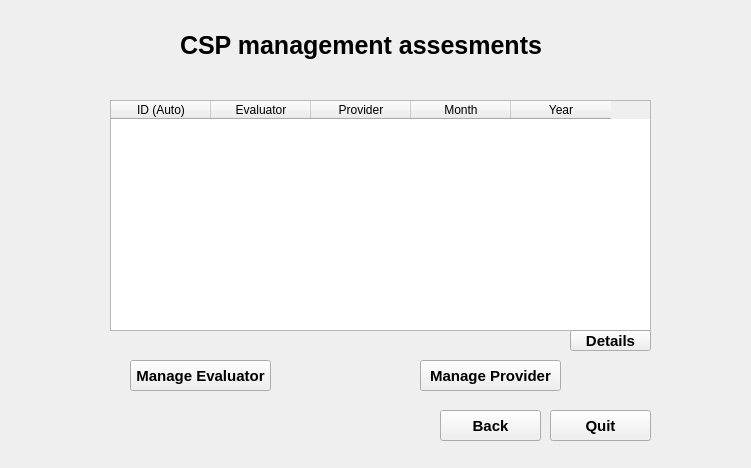
Above: ui/StatusAPIUX.ui from FTACSP/prototype before the change. Below: the same form after it.
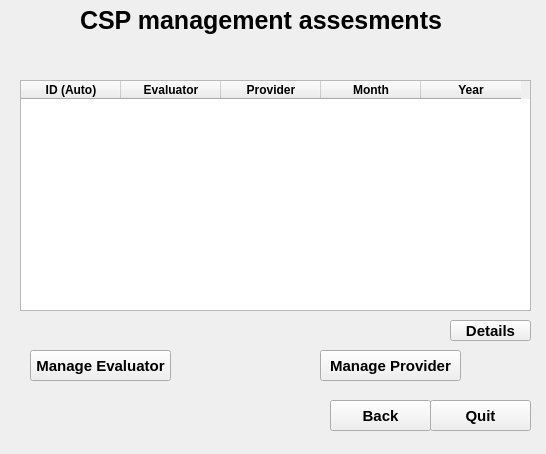
That is the form after the change.

```diff
--- a/ui/StatusAPIUX.ui
+++ b/ui/StatusAPIUX.ui
@@ -9,8 +9,8 @@
    <rect>
     <x>0</x>
     <y>0</y>
-    <width>751</width>
-    <height>468</height>
+    <width>546</width>
+    <height>454</height>
    </rect>
   </property>
   <property name="font">
@@ -31,10 +31,10 @@
    <widget class="QLabel" name="label_title">
     <property name="geometry">
      <rect>
-      <x>180</x>
-      <y>10</y>
-      <width>411</width>
-      <height>71</height>
+      <x>80</x>
+      <y>0</y>
+      <width>401</width>
+      <height>41</height>
      </rect>
     </property>
     <property name="font">
@@ -52,8 +52,8 @@
    <widget class="QPushButton" name="botao_10">
     <property name="geometry">
      <rect>
-      <x>570</x>
-      <y>330</y>
+      <x>450</x>
+      <y>320</y>
       <width>81</width>
       <height>21</height>
      </rect>
@@ -79,8 +79,8 @@
     </property>
     <property name="geometry">
      <rect>
-      <x>130</x>
-      <y>360</y>
+      <x>30</x>
+      <y>350</y>
       <width>141</width>
       <height>31</height>
      </rect>
@@ -112,12 +112,18 @@
    <widget class="QLabel" name="label_1">
     <property name="geometry">
      <rect>
-      <x>70</x>
-      <y>10</y>
+      <x>100</x>
+      <y>60</y>
       <width>91</width>
       <height>21</height>
      </rect>
     </property>
+    <property name="font">
+     <font>
+      <pointsize>11</pointsize>
+      <kerning>true</kerning>
+     </font>
+    </property>
     <property name="styleSheet">
      <string notr="true"/>
     </property>
@@ -131,17 +137,17 @@
    <widget class="QLabel" name="label_4">
     <property name="geometry">
      <rect>
-      <x>0</x>
-      <y>10</y>
+      <x>20</x>
+      <y>60</y>
       <width>81</width>
-      <height>16</height>
+      <height>21</height>
      </rect>
     </property>
     <property name="font">
      <font>
-      <pointsize>14</pointsize>
-      <weight>50</weight>
-      <bold>false</bold>
+      <pointsize>11</pointsize>
+      <weight>75</weight>
+      <bold>true</bold>
       <kerning>true</kerning>
      </font>
     </property>
@@ -155,8 +161,8 @@
     </property>
     <property name="geometry">
      <rect>
-      <x>420</x>
-      <y>360</y>
+      <x>320</x>
+      <y>350</y>
       <width>141</width>
       <height>31</height>
      </rect>
@@ -188,9 +194,9 @@
    <widget class="QTableWidget" name="tableWidget">
     <property name="geometry">
      <rect>
-      <x>110</x>
-      <y>100</y>
-      <width>541</width>
+      <x>20</x>
+      <y>80</y>
+      <width>511</width>
       <height>231</height>
      </rect>
     </property>
@@ -216,33 +222,63 @@
      <property name="text">
       <string>ID (Auto)</string>
      </property>
+     <property name="font">
+      <font>
+       <weight>75</weight>
+       <bold>true</bold>
+      </font>
+     </property>
     </column>
     <column>
      <property name="text">
       <string>Evaluator</string>
      </property>
+     <property name="font">
+      <font>
+       <weight>75</weight>
+       <bold>true</bold>
+      </font>
+     </property>
     </column>
     <column>
      <property name="text">
       <string>Provider</string>
      </property>
+     <property name="font">
+      <font>
+       <weight>75</weight>
+       <bold>true</bold>
+      </font>
+     </property>
     </column>
     <column>
      <property name="text">
       <string>Month</string>
      </property>
+     <property name="font">
+      <font>
+       <weight>75</weight>
+       <bold>true</bold>
+      </font>
+     </property>
     </column>
     <column>
      <property name="text">
       <string>Year</string>
      </property>
+     <property name="font">
+      <font>
+       <weight>75</weight>
+       <bold>true</bold>
+      </font>
+     </property>
     </column>
    </widget>
    <widget class="QPushButton" name="botao_4">
     <property name="geometry">
      <rect>
-      <x>440</x>
-      <y>410</y>
+      <x>330</x>
+      <y>400</y>
       <width>101</width>
       <height>31</height>
      </rect>
@@ -265,8 +301,8 @@
    <widget class="QPushButton" name="botao_5">
     <property name="geometry">
      <rect>
-      <x>550</x>
-      <y>410</y>
+      <x>430</x>
+      <y>400</y>
       <width>101</width>
       <height>31</height>
      </rect>
```
Left out of the diff: 2 changed lines with no effect on the pictures.
